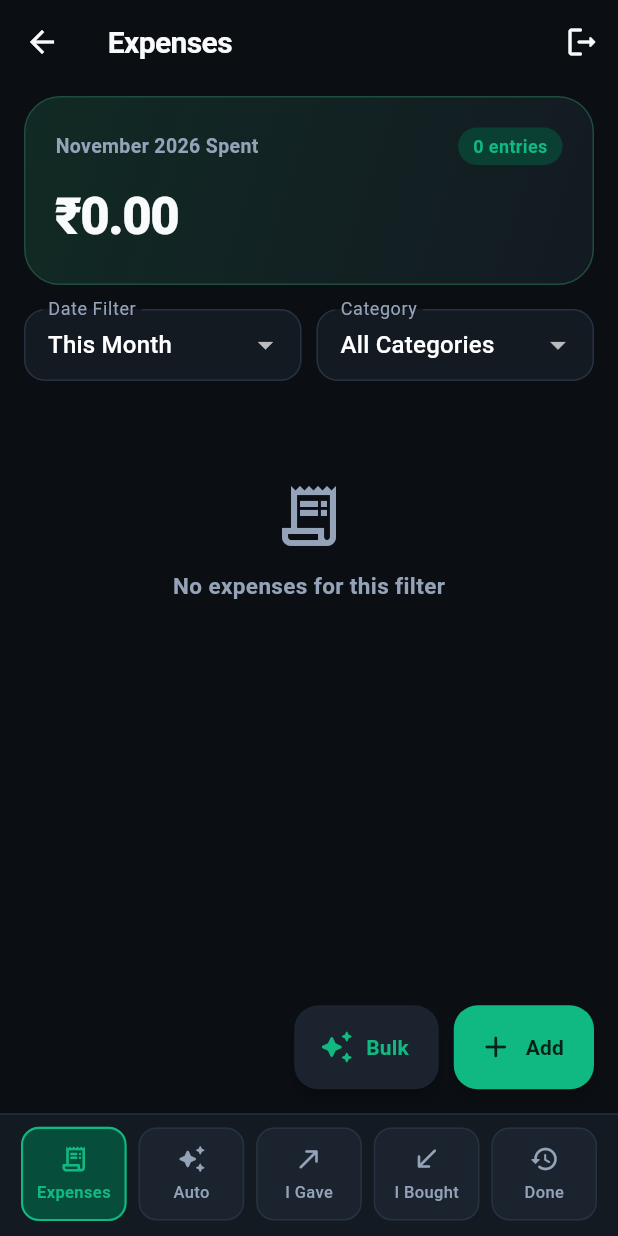
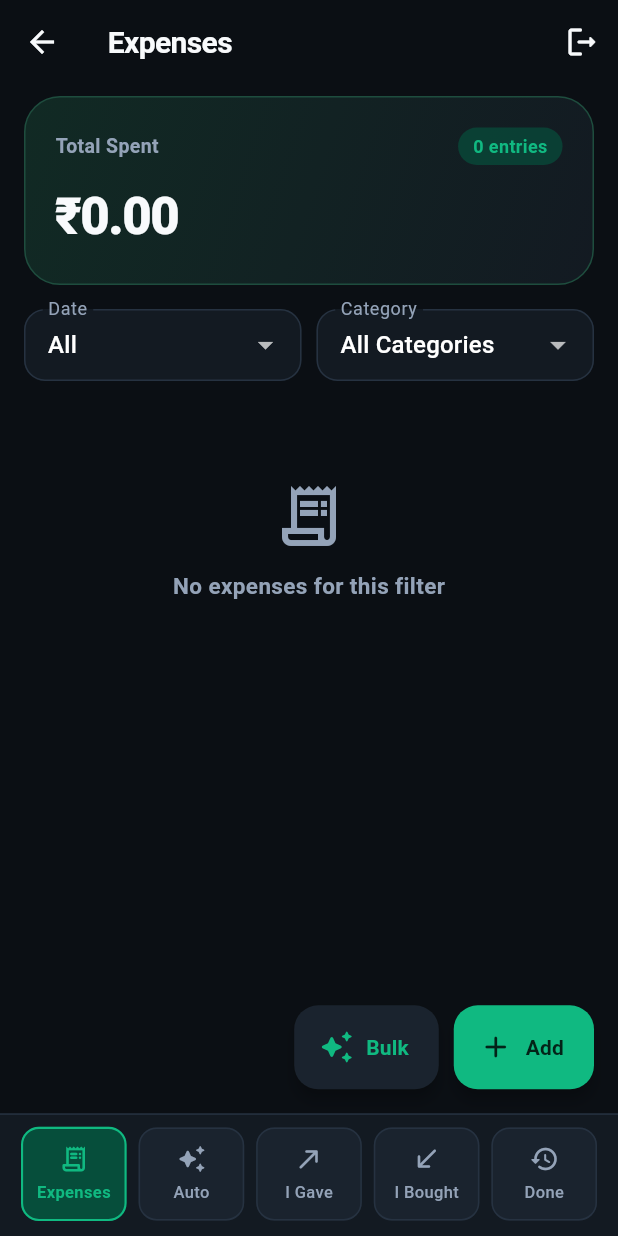
Before and after one commit to Murali2699/expense_tracker, a Flutter app: the HomeScreen screen opened directly with empty values, on a phone screen of 412 x 824 dp. Run offline on Flutter 3.47's test engine with Material 3 defaults, Android fonts, the phone set to English and light mode, and no system bars; our stand-ins replace connectivity_plus, flutter_dotenv, flutter_secure_storage, image_picker, local_auth, share_plus and 1 more; missing offline and left inert: quick_actions; accounts and stored records are empty; network calls fail.

Commit message:
Simplify date filter to All/Today/Yesterday/Custom, fix keyboard focus & dropdown scroll

```diff
--- a/lib/providers/expense_controller.dart
+++ b/lib/providers/expense_controller.dart
@@ -10,7 +10,7 @@ class ExpenseController extends ChangeNotifier {
 
   List<Expense> _expenses = [];
   ExpenseSummary _summary = const ExpenseSummary.empty();
-  DateFilterPreset _datePreset = DateFilterPreset.thisMonth;
+  DateFilterPreset _datePreset = DateFilterPreset.all;
   DateTime _selectedMonth = DateTime(DateTime.now().year, DateTime.now().month);
   DateTime? _customFrom;
   DateTime? _customTo;
--- a/lib/widgets/bulk_upload_sheet.dart
+++ b/lib/widgets/bulk_upload_sheet.dart
@@ -27,6 +27,7 @@ class _BulkUploadSheetState extends State<BulkUploadSheet> {
   }
 
   Future<void> _processAndSave() async {
+    FocusManager.instance.primaryFocus?.unfocus();
     final raw = _textCtrl.text.trim();
     if (raw.isEmpty) {
       setState(() => _error = 'Paste or type your expense lines first.');
@@ -185,7 +186,10 @@ class _BulkUploadSheetState extends State<BulkUploadSheet> {
                 ),
                 const SizedBox(height: 16),
                 FilledButton(
-                  onPressed: () => Navigator.pop(context),
+                  onPressed: () {
+                    FocusManager.instance.primaryFocus?.unfocus();
+                    Navigator.pop(context);
+                  },
                   style: FilledButton.styleFrom(
                     backgroundColor: AppTheme.accent,
                     foregroundColor: const Color(0xFF032318),
--- a/lib/widgets/filter_bar.dart
+++ b/lib/widgets/filter_bar.dart
@@ -8,21 +8,21 @@ class FilterBar extends StatelessWidget {
   const FilterBar({
     super.key,
     required this.datePreset,
-    required this.selectedMonth,
+    required this.customFrom,
+    required this.customTo,
     required this.selectedCategory,
     required this.extraCategories,
     required this.onPresetSelected,
-    required this.onPickMonth,
     required this.onPickDateRange,
     required this.onCategorySelected,
   });
 
   final DateFilterPreset datePreset;
-  final DateTime selectedMonth;
+  final DateTime? customFrom;
+  final DateTime? customTo;
   final String? selectedCategory;
   final List<String> extraCategories;
   final ValueChanged<DateFilterPreset> onPresetSelected;
-  final VoidCallback onPickMonth;
   final VoidCallback onPickDateRange;
   final ValueChanged<String?> onCategorySelected;
 
@@ -34,24 +34,46 @@ class FilterBar extends StatelessWidget {
     }.toList();
 
     final currentCategory = (selectedCategory != null &&
-            allCategories.any((c) => c.toLowerCase() == selectedCategory!.toLowerCase()))
+            allCategories.any(
+              (c) => c.toLowerCase() == selectedCategory!.toLowerCase(),
+            ))
         ? allCategories.firstWhere(
             (c) => c.toLowerCase() == selectedCategory!.toLowerCase(),
           )
         : '';
 
+    final effectivePreset = (datePreset == DateFilterPreset.thisMonth ||
+            datePreset == DateFilterPreset.selectedMonth)
+        ? DateFilterPreset.all
+        : datePreset;
+
+    String customLabel = 'Custom';
+    if (effectivePreset == DateFilterPreset.customRange &&
+        customFrom != null &&
+        customTo != null) {
+      final f = DateFormat('dd MMM').format(customFrom!);
+      final t = DateFormat('dd MMM').format(customTo!);
+      customLabel = f == t ? f : '$f – $t';
+    }
+
     return Row(
       children: [
         Expanded(
           child: DropdownButtonFormField<DateFilterPreset>(
-            initialValue: datePreset,
+            initialValue: effectivePreset,
             isExpanded: true,
+            menuMaxHeight: 320,
             dropdownColor: AppTheme.card,
             decoration: const InputDecoration(
-              labelText: 'Date Filter',
+              labelText: 'Date',
               contentPadding: EdgeInsets.symmetric(horizontal: 12, vertical: 10),
             ),
+            onTap: () => FocusManager.instance.primaryFocus?.unfocus(),
             items: [
+              const DropdownMenuItem(
+                value: DateFilterPreset.all,
+                child: Text('All', overflow: TextOverflow.ellipsis),
+              ),
               const DropdownMenuItem(
                 value: DateFilterPreset.today,
                 child: Text('Today', overflow: TextOverflow.ellipsis),
@@ -60,33 +82,15 @@ class FilterBar extends StatelessWidget {
                 value: DateFilterPreset.yesterday,
                 child: Text('Yesterday', overflow: TextOverflow.ellipsis),
               ),
-              const DropdownMenuItem(
-                value: DateFilterPreset.thisMonth,
-                child: Text('This Month', overflow: TextOverflow.ellipsis),
-              ),
               DropdownMenuItem(
-                value: DateFilterPreset.selectedMonth,
-                child: Text(
-                  datePreset == DateFilterPreset.selectedMonth
-                      ? DateFormat('MMM yyyy').format(selectedMonth)
-                      : 'Month / Year...',
-                  overflow: TextOverflow.ellipsis,
-                ),
-              ),
-              const DropdownMenuItem(
                 value: DateFilterPreset.customRange,
-                child: Text('Calendar...', overflow: TextOverflow.ellipsis),
-              ),
-              const DropdownMenuItem(
-                value: DateFilterPreset.all,
-                child: Text('All Time', overflow: TextOverflow.ellipsis),
+                child: Text(customLabel, overflow: TextOverflow.ellipsis),
               ),
             ],
             onChanged: (val) {
+              FocusManager.instance.primaryFocus?.unfocus();
               if (val == null) return;
-              if (val == DateFilterPreset.selectedMonth) {
-                onPickMonth();
-              } else if (val == DateFilterPreset.customRange) {
+              if (val == DateFilterPreset.customRange) {
                 onPickDateRange();
               } else {
                 onPresetSelected(val);
@@ -99,11 +103,13 @@ class FilterBar extends StatelessWidget {
           child: DropdownButtonFormField<String>(
             initialValue: currentCategory,
             isExpanded: true,
+            menuMaxHeight: 320,
             dropdownColor: AppTheme.card,
             decoration: const InputDecoration(
               labelText: 'Category',
               contentPadding: EdgeInsets.symmetric(horizontal: 12, vertical: 10),
             ),
+            onTap: () => FocusManager.instance.primaryFocus?.unfocus(),
             items: [
               const DropdownMenuItem(
                 value: '',
@@ -117,6 +123,7 @@ class FilterBar extends StatelessWidget {
               ),
             ],
             onChanged: (val) {
+              FocusManager.instance.primaryFocus?.unfocus();
               onCategorySelected(val == null || val.isEmpty ? null : val);
             },
           ),
```
Also changed, not shown: lib/screens/home_screen.dart (+9 -70 lines), 1 other file.
